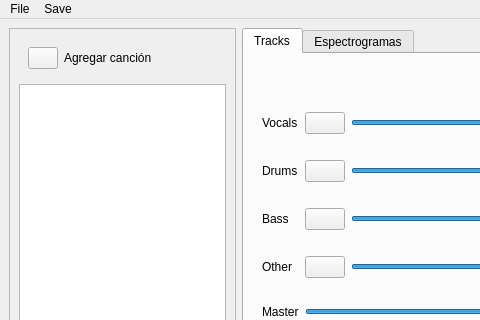
This is designer/mainwindow.ui in BrunoDS01/App_ASSD as Qt 5 draws it before an edit; both pictures show x 0 to 480 and y 0 to 320 of the 751 by 553 pixel window. The edited form follows.
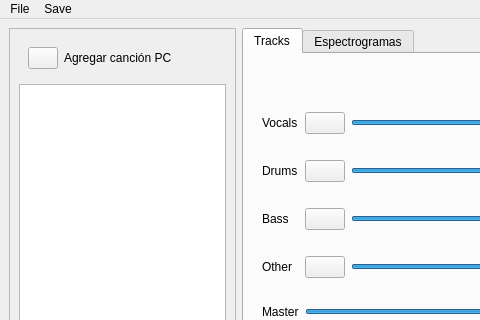
This is the edited form. Icons and pictures are not drawn.

```diff
--- a/designer/mainwindow.ui
+++ b/designer/mainwindow.ui
@@ -33,14 +33,7 @@
        <item>
         <widget class="QWidget" name="widget" native="true">
          <layout class="QGridLayout" name="gridLayout">
-          <item row="0" column="1">
-           <widget class="QLabel" name="label">
-            <property name="text">
-             <string>Agregar canción</string>
-            </property>
-           </widget>
-          </item>
-          <item row="0" column="0">
+          <item row="0" column="0" rowspan="2">
            <widget class="QPushButton" name="addSongPushButton">
             <property name="maximumSize">
              <size>
@@ -65,6 +58,13 @@
             </property>
            </widget>
           </item>
+          <item row="0" column="1" rowspan="2" colspan="2">
+           <widget class="QLabel" name="label">
+            <property name="text">
+             <string>Agregar canción PC</string>
+            </property>
+           </widget>
+          </item>
          </layout>
         </widget>
        </item>
```
